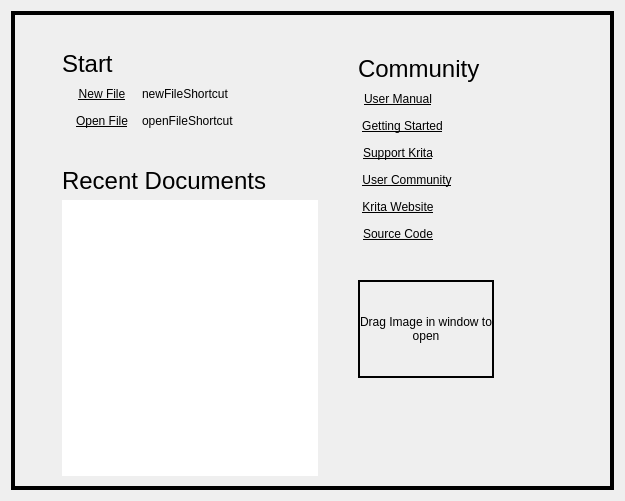
Before: the Qt Designer form libs/ui/forms/KisWelcomePage.ui in KDE/krita, drawn with Qt 5.
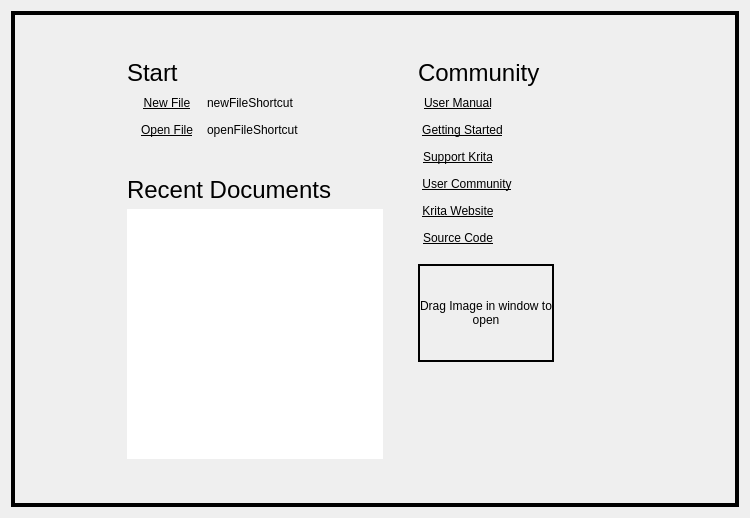
After: the same form once the commit is applied.

Commit message: Test out making the welcome screen UI vertically centered too

The edit to the form file:
```diff
--- a/libs/ui/forms/KisWelcomePage.ui
+++ b/libs/ui/forms/KisWelcomePage.ui
@@ -6,8 +6,8 @@
    <rect>
     <x>0</x>
     <y>0</y>
-    <width>625</width>
-    <height>501</height>
+    <width>750</width>
+    <height>518</height>
    </rect>
   </property>
   <property name="sizePolicy">
@@ -34,10 +34,7 @@
      <property name="midLineWidth">
       <number>0</number>
      </property>
-     <layout class="QHBoxLayout" name="horizontalLayout_10">
-      <property name="spacing">
-       <number>10</number>
-      </property>
+     <layout class="QGridLayout" name="gridLayout_2">
       <property name="leftMargin">
        <number>10</number>
       </property>
@@ -50,218 +47,32 @@
       <property name="bottomMargin">
        <number>10</number>
       </property>
-      <item>
-       <spacer name="horizontalSpacer_11">
+      <property name="horizontalSpacing">
+       <number>15</number>
+      </property>
+      <item row="1" column="3">
+       <spacer name="horizontalSpacer_9">
         <property name="orientation">
          <enum>Qt::Horizontal</enum>
         </property>
         <property name="sizeHint" stdset="0">
          <size>
-          <width>15</width>
-          <height>20</height>
+          <width>5</width>
+          <height>5</height>
          </size>
         </property>
        </spacer>
       </item>
-      <item>
-       <layout class="QVBoxLayout" name="verticalLayout_2">
-        <property name="spacing">
-         <number>5</number>
-        </property>
-        <property name="topMargin">
-         <number>25</number>
-        </property>
-        <item>
-         <widget class="QLabel" name="startTitleLabel">
-          <property name="font">
-           <font>
-            <pointsize>18</pointsize>
-           </font>
-          </property>
-          <property name="text">
-           <string>Start</string>
-          </property>
-         </widget>
-        </item>
-        <item>
-         <layout class="QHBoxLayout" name="horizontalLayout">
-          <property name="spacing">
-           <number>0</number>
-          </property>
-          <item>
-           <widget class="QPushButton" name="newFileLink">
-            <property name="font">
-             <font>
-              <underline>true</underline>
-             </font>
-            </property>
-            <property name="focusPolicy">
-             <enum>Qt::NoFocus</enum>
-            </property>
-            <property name="text">
-             <string>New File</string>
-            </property>
-            <property name="checkable">
-             <bool>false</bool>
-            </property>
-            <property name="flat">
-             <bool>true</bool>
-            </property>
-           </widget>
-          </item>
-          <item>
-           <widget class="QLabel" name="newFileLinkShortcut">
-            <property name="font">
-             <font>
-              <underline>false</underline>
-             </font>
-            </property>
-            <property name="text">
-             <string>newFileShortcut</string>
-            </property>
-           </widget>
-          </item>
-          <item>
-           <spacer name="horizontalSpacer">
-            <property name="orientation">
-             <enum>Qt::Horizontal</enum>
-            </property>
-            <property name="sizeHint" stdset="0">
-             <size>
-              <width>40</width>
-              <height>20</height>
-             </size>
-            </property>
-           </spacer>
-          </item>
-         </layout>
-        </item>
-        <item>
-         <layout class="QHBoxLayout" name="horizontalLayout_2">
-          <property name="spacing">
-           <number>0</number>
-          </property>
-          <property name="bottomMargin">
-           <number>30</number>
-          </property>
-          <item>
-           <widget class="QPushButton" name="openFileLink">
-            <property name="font">
-             <font>
-              <underline>true</underline>
-             </font>
-            </property>
-            <property name="focusPolicy">
-             <enum>Qt::NoFocus</enum>
-            </property>
-            <property name="text">
-             <string>Open File</string>
-            </property>
-            <property name="checkable">
-             <bool>false</bool>
-            </property>
-            <property name="flat">
-             <bool>true</bool>
-            </property>
-           </widget>
-          </item>
-          <item>
-           <widget class="QLabel" name="openFileShortcut">
-            <property name="font">
-             <font>
-              <underline>false</underline>
-             </font>
-            </property>
-            <property name="text">
-             <string>openFileShortcut</string>
-            </property>
-           </widget>
-          </item>
-          <item>
-           <spacer name="horizontalSpacer_2">
-            <property name="orientation">
-             <enum>Qt::Horizontal</enum>
-            </property>
-            <property name="sizeHint" stdset="0">
-             <size>
-              <width>40</width>
-              <height>20</height>
-             </size>
-            </property>
-           </spacer>
-          </item>
-         </layout>
-        </item>
-        <item>
-         <widget class="QLabel" name="recentDocumentsLabel">
-          <property name="font">
-           <font>
-            <pointsize>18</pointsize>
-           </font>
-          </property>
-          <property name="text">
-           <string>Recent Documents</string>
-          </property>
-         </widget>
-        </item>
-        <item>
-         <widget class="QListView" name="recentDocumentsListView">
-          <property name="minimumSize">
-           <size>
-            <width>0</width>
-            <height>100</height>
-           </size>
-          </property>
-          <property name="font">
-           <font>
-            <underline>true</underline>
-            <kerning>false</kerning>
-           </font>
-          </property>
-          <property name="focusPolicy">
-           <enum>Qt::NoFocus</enum>
-          </property>
-          <property name="autoFillBackground">
-           <bool>false</bool>
-          </property>
-          <property name="frameShape">
-           <enum>QFrame::NoFrame</enum>
-          </property>
-          <property name="frameShadow">
-           <enum>QFrame::Plain</enum>
-          </property>
-          <property name="lineWidth">
-           <number>0</number>
-          </property>
-          <property name="autoScroll">
-           <bool>false</bool>
-          </property>
-          <property name="showDropIndicator" stdset="0">
-           <bool>false</bool>
-          </property>
-          <property name="spacing">
-           <number>3</number>
-          </property>
-          <property name="viewMode">
-           <enum>QListView::ListMode</enum>
-          </property>
-          <property name="uniformItemSizes">
-           <bool>true</bool>
-          </property>
-         </widget>
-        </item>
-       </layout>
-      </item>
-      <item>
+      <item row="1" column="2">
        <layout class="QVBoxLayout" name="verticalLayout">
         <property name="spacing">
          <number>5</number>
         </property>
         <property name="leftMargin">
-         <number>30</number>
+         <number>0</number>
         </property>
         <property name="topMargin">
-         <number>30</number>
+         <number>0</number>
         </property>
         <property name="rightMargin">
          <number>30</number>
@@ -495,7 +306,7 @@
            <number>0</number>
           </property>
           <property name="bottomMargin">
-           <number>30</number>
+           <number>10</number>
           </property>
           <item>
            <widget class="QPushButton" name="sourceCodeLink">
@@ -593,15 +404,242 @@
         </item>
        </layout>
       </item>
-      <item>
-       <spacer name="horizontalSpacer_9">
+      <item row="0" column="2">
+       <spacer name="verticalSpacer_3">
+        <property name="orientation">
+         <enum>Qt::Vertical</enum>
+        </property>
+        <property name="sizeHint" stdset="0">
+         <size>
+          <width>5</width>
+          <height>5</height>
+         </size>
+        </property>
+       </spacer>
+      </item>
+      <item row="1" column="0">
+       <spacer name="horizontalSpacer_11">
         <property name="orientation">
          <enum>Qt::Horizontal</enum>
         </property>
         <property name="sizeHint" stdset="0">
          <size>
-          <width>15</width>
-          <height>20</height>
+          <width>5</width>
+          <height>5</height>
+         </size>
+        </property>
+       </spacer>
+      </item>
+      <item row="1" column="1">
+       <layout class="QVBoxLayout" name="verticalLayout_2">
+        <property name="spacing">
+         <number>5</number>
+        </property>
+        <property name="topMargin">
+         <number>0</number>
+        </property>
+        <property name="rightMargin">
+         <number>20</number>
+        </property>
+        <item>
+         <widget class="QLabel" name="startTitleLabel">
+          <property name="font">
+           <font>
+            <pointsize>18</pointsize>
+           </font>
+          </property>
+          <property name="text">
+           <string>Start</string>
+          </property>
+         </widget>
+        </item>
+        <item>
+         <layout class="QHBoxLayout" name="horizontalLayout">
+          <property name="spacing">
+           <number>0</number>
+          </property>
+          <item>
+           <widget class="QPushButton" name="newFileLink">
+            <property name="font">
+             <font>
+              <underline>true</underline>
+             </font>
+            </property>
+            <property name="focusPolicy">
+             <enum>Qt::NoFocus</enum>
+            </property>
+            <property name="text">
+             <string>New File</string>
+            </property>
+            <property name="checkable">
+             <bool>false</bool>
+            </property>
+            <property name="flat">
+             <bool>true</bool>
+            </property>
+           </widget>
+          </item>
+          <item>
+           <widget class="QLabel" name="newFileLinkShortcut">
+            <property name="font">
+             <font>
+              <underline>false</underline>
+             </font>
+            </property>
+            <property name="text">
+             <string>newFileShortcut</string>
+            </property>
+           </widget>
+          </item>
+          <item>
+           <spacer name="horizontalSpacer">
+            <property name="orientation">
+             <enum>Qt::Horizontal</enum>
+            </property>
+            <property name="sizeHint" stdset="0">
+             <size>
+              <width>40</width>
+              <height>20</height>
+             </size>
+            </property>
+           </spacer>
+          </item>
+         </layout>
+        </item>
+        <item>
+         <layout class="QHBoxLayout" name="horizontalLayout_2">
+          <property name="spacing">
+           <number>0</number>
+          </property>
+          <property name="bottomMargin">
+           <number>30</number>
+          </property>
+          <item>
+           <widget class="QPushButton" name="openFileLink">
+            <property name="font">
+             <font>
+              <underline>true</underline>
+             </font>
+            </property>
+            <property name="focusPolicy">
+             <enum>Qt::NoFocus</enum>
+            </property>
+            <property name="text">
+             <string>Open File</string>
+            </property>
+            <property name="checkable">
+             <bool>false</bool>
+            </property>
+            <property name="flat">
+             <bool>true</bool>
+            </property>
+           </widget>
+          </item>
+          <item>
+           <widget class="QLabel" name="openFileShortcut">
+            <property name="font">
+             <font>
+              <underline>false</underline>
+             </font>
+            </property>
+            <property name="text">
+             <string>openFileShortcut</string>
+            </property>
+           </widget>
+          </item>
+          <item>
+           <spacer name="horizontalSpacer_2">
+            <property name="orientation">
+             <enum>Qt::Horizontal</enum>
+            </property>
+            <property name="sizeHint" stdset="0">
+             <size>
+              <width>40</width>
+              <height>20</height>
+             </size>
+            </property>
+           </spacer>
+          </item>
+         </layout>
+        </item>
+        <item>
+         <widget class="QLabel" name="recentDocumentsLabel">
+          <property name="font">
+           <font>
+            <pointsize>18</pointsize>
+           </font>
+          </property>
+          <property name="text">
+           <string>Recent Documents</string>
+          </property>
+         </widget>
+        </item>
+        <item>
+         <widget class="QListView" name="recentDocumentsListView">
+          <property name="sizePolicy">
+           <sizepolicy hsizetype="MinimumExpanding" vsizetype="Preferred">
+            <horstretch>0</horstretch>
+            <verstretch>0</verstretch>
+           </sizepolicy>
+          </property>
+          <property name="minimumSize">
+           <size>
+            <width>250</width>
+            <height>250</height>
+           </size>
+          </property>
+          <property name="font">
+           <font>
+            <underline>true</underline>
+            <kerning>false</kerning>
+           </font>
+          </property>
+          <property name="focusPolicy">
+           <enum>Qt::NoFocus</enum>
+          </property>
+          <property name="autoFillBackground">
+           <bool>false</bool>
+          </property>
+          <property name="frameShape">
+           <enum>QFrame::NoFrame</enum>
+          </property>
+          <property name="frameShadow">
+           <enum>QFrame::Plain</enum>
+          </property>
+          <property name="lineWidth">
+           <number>0</number>
+          </property>
+          <property name="autoScroll">
+           <bool>false</bool>
+          </property>
+          <property name="showDropIndicator" stdset="0">
+           <bool>false</bool>
+          </property>
+          <property name="spacing">
+           <number>2</number>
+          </property>
+          <property name="viewMode">
+           <enum>QListView::ListMode</enum>
+          </property>
+          <property name="uniformItemSizes">
+           <bool>true</bool>
+          </property>
+          <property name="wordWrap">
+           <bool>true</bool>
+          </property>
+         </widget>
+        </item>
+       </layout>
+      </item>
+      <item row="2" column="1">
+       <spacer name="verticalSpacer_2">
+        <property name="orientation">
+         <enum>Qt::Vertical</enum>
+        </property>
+        <property name="sizeHint" stdset="0">
+         <size>
+          <width>5</width>
+          <height>5</height>
          </size>
         </property>
        </spacer>
```
The commit also changes 1 other file.
